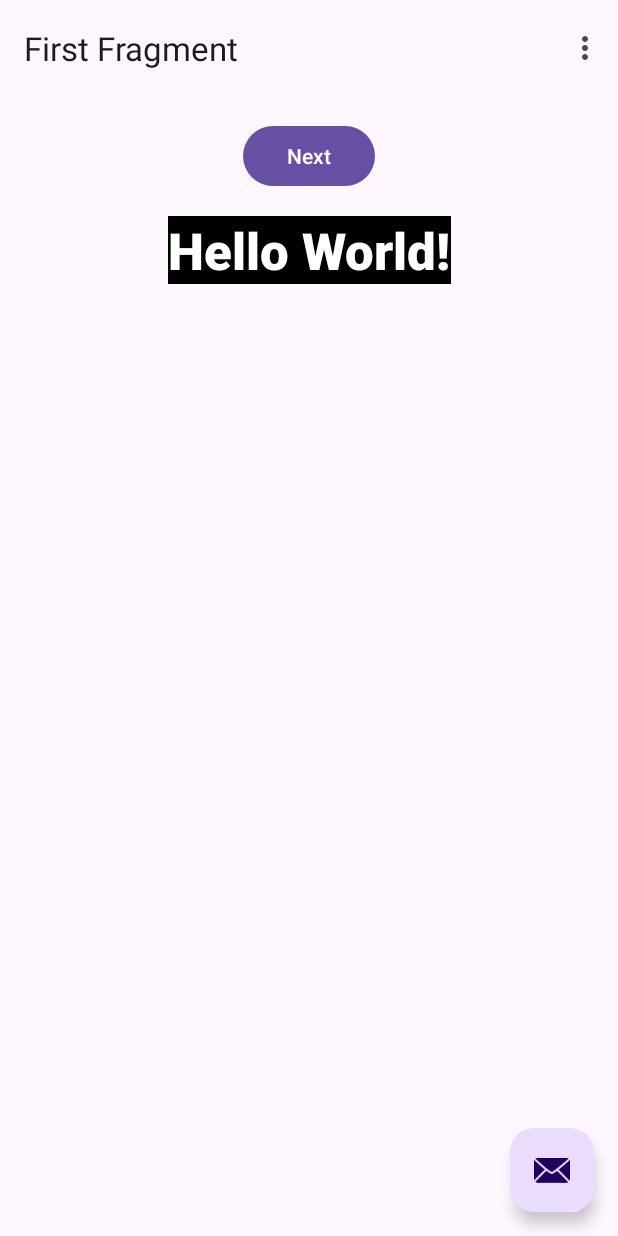
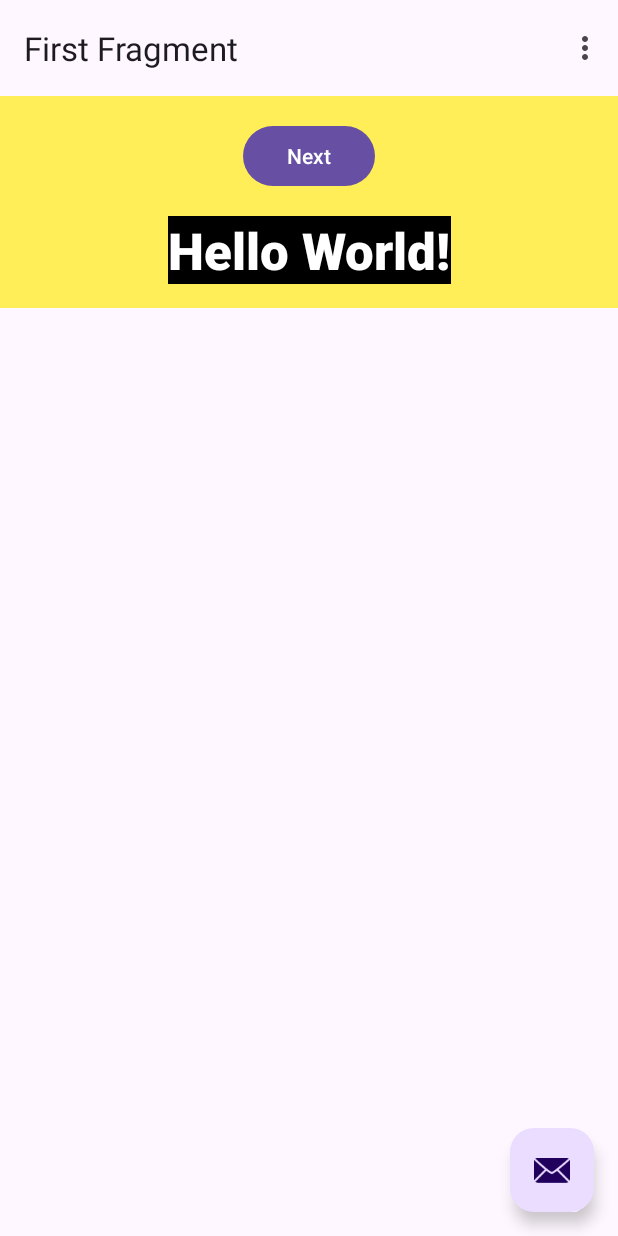
Before and after one commit to KHenkel95/My-First-App, an Android app: the screen it shows after launch (MainActivity), on a phone screen of 412 x 824 dp. Run offline under Robolectric (Android 15) with nearby library versions, the phone set to English and light mode, and no system bars; our stand-ins replace navigation-ui.

Commit message:
feat: Added screenBackground to colors.xml and applied it to the background property of ConstraintLayout in fragment_first.xml

```diff
--- a/app/src/main/res/layout/fragment_first.xml
+++ b/app/src/main/res/layout/fragment_first.xml
@@ -9,6 +9,7 @@
     <androidx.constraintlayout.widget.ConstraintLayout
         android:layout_width="match_parent"
         android:layout_height="match_parent"
+        android:background="@color/screenBackground"
         android:padding="16dp">
 
         <Button
@@ -22,11 +23,11 @@
             app:layout_constraintTop_toTopOf="parent" />
 
         <TextView
-            android:background="@color/black"
             android:id="@+id/textview_first"
             android:layout_width="wrap_content"
             android:layout_height="wrap_content"
             android:layout_marginTop="16dp"
+            android:background="@color/black"
             android:fontFamily="sans-serif-black"
             android:text="@string/lorem_ipsum"
             android:textColor="@android:color/white"
--- a/app/src/main/res/values/colors.xml
+++ b/app/src/main/res/values/colors.xml
@@ -2,4 +2,5 @@
 <resources>
     <color name="black">#FF000000</color>
     <color name="white">#FFFFFFFF</color>
+    <color name="screenBackground">#FFEE58</color>
 </resources>
```
